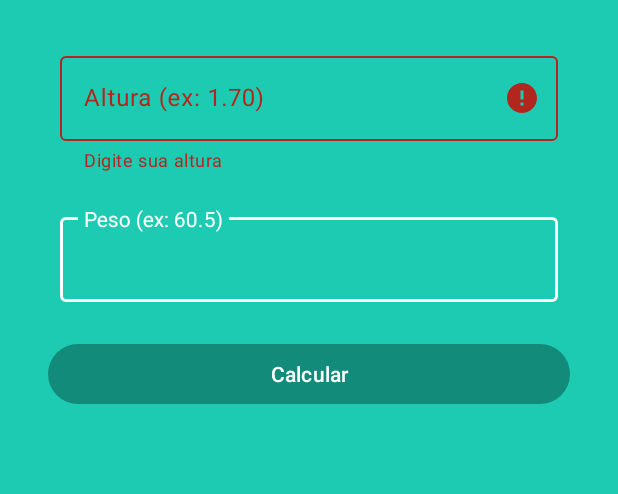
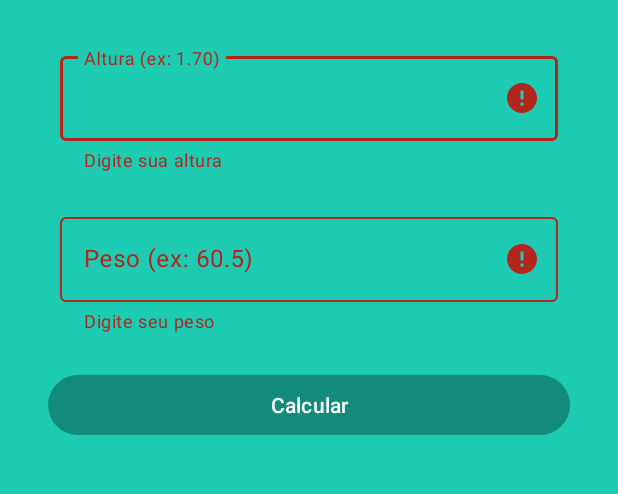
Before and after one commit to wsJoao/BMICalculator, an Android app: the screen it shows after launch (MainActivity), after a tap on "Calcular", on a phone screen of 412 x 824 dp, the part 494-988 px from its top. Run offline under Robolectric (Android 15) with nearby library versions, the phone set to English and light mode, and no system bars.

Commit message:
added viewModel

```diff
--- a/app/src/main/java/com/jppin/calculadoraimc/MainActivity.kt
+++ b/app/src/main/java/com/jppin/calculadoraimc/MainActivity.kt
@@ -1,53 +1,47 @@
 package com.jppin.calculadoraimc
 
-import android.content.Intent
 import android.os.Bundle
 import androidx.appcompat.app.AppCompatActivity
 import com.jppin.calculadoraimc.data.Inputs
+import com.jppin.calculadoraimc.data.MainViewModel
+import com.jppin.calculadoraimc.data.NavigationHelper.navigateToResult
 import com.jppin.calculadoraimc.databinding.ActivityMainBinding
 
 class MainActivity : AppCompatActivity() {
 
     private lateinit var binding: ActivityMainBinding
+    private val viewModel = MainViewModel()
 
     override fun onCreate(savedInstanceState: Bundle?) {
         super.onCreate(savedInstanceState)
         binding = ActivityMainBinding.inflate(layoutInflater)
         val view = binding.root
         setContentView(view)
+        setObservers()
+        setListeners()
+    }
+    private fun setObservers() {
+        viewModel.inputData.observe(this) { inputData ->
+            binding.etWeight.setText(inputData.weight)
+            binding.etHeight.setText(inputData.height)
 
-       binding.btnCalculate.setOnClickListener {
-           val weightInput =  binding.TextInputEditPeso.text.toString()
-           val heightInput = binding.TextInputEditAltura.text.toString()
+            binding.tilWeight.error = inputData.errorWeight
+            binding.tilHeight.error = inputData.errorHeight
 
-            if (validateFields(weightInput, heightInput)) {
-                val inputs = Inputs(weightInput, heightInput)
-                val openResult = Intent(this, Result::class.java).apply {
-                    putExtra("input_data", inputs)
-                }
-                clearForm()
-                startActivity(openResult)
+        }
+    }
+    private fun setListeners(){
+        binding.btnCalculate.setOnClickListener {
+            val weight = binding.etWeight.text.toString()
+            val height = binding.etHeight.text.toString()
+
+            viewModel.updateInputs(weight, height, this)
+
+            if(viewModel.inputData.value?.isValid == true){
+                val inputs = Inputs(weight, height)
+                navigateToResult(this, inputs)
+                viewModel.clearInputs()
             }
         }
     }
-        private fun validateFields(bodyWeightInput: String, heightInput: String): Boolean {
-            binding.textInputPesoLayout.error = null
-            binding.textInputAlturaLayout.error = null
-
-            if (heightInput.isEmpty()) {
-                binding.textInputAlturaLayout.error = getString(R.string.error_altura_empty)
-                return false
-            }
-            if (bodyWeightInput.isEmpty()) {
-                binding.textInputPesoLayout.error = getString(R.string.error_peso_empty)
-                return false
-            }
-
-            return true
-        }
-
-        private fun clearForm() {
-            binding.TextInputEditAltura.text = null
-            binding.TextInputEditPeso.text = null
-        }
-    }
+}
--- /dev/null
+++ b/app/src/main/java/com/jppin/calculadoraimc/data/MainViewModel.kt
@@ -0,0 +1,36 @@
+package com.jppin.calculadoraimc.data
+
+import android.content.Context
+import android.os.Parcelable
+import androidx.lifecycle.MutableLiveData
+import androidx.lifecycle.ViewModel
+import com.jppin.calculadoraimc.R
+import kotlinx.parcelize.Parcelize
+
+class MainViewModel : ViewModel() {
+    val inputData: MutableLiveData<Inputs> by lazy {
+        MutableLiveData<Inputs>()
+    }
+
+    fun updateInputs(weight: String, height: String, context: Context) {
+        val weightError =
+            if (weight.isBlank()) context.getString(R.string.error_peso_empty) else null
+        val heightError =
+            if (height.isBlank()) context.getString(R.string.error_altura_empty) else null
+
+        val isValid = weightError == null && heightError == null
+        inputData.value = Inputs(weight, height, isValid, weightError, heightError)
+    }
+    fun clearInputs() {
+        inputData.value = Inputs()
+    }
+}
+
+@Parcelize
+data class Inputs(
+    val weight: String = " ",
+    val height: String = " ",
+    val isValid: Boolean = false,
+    val errorWeight: String? = null,
+    val errorHeight: String? = null
+) : Parcelable
--- a/app/src/main/res/layout/activity_main.xml
+++ b/app/src/main/res/layout/activity_main.xml
@@ -1,10 +1,15 @@
 <?xml version="1.0" encoding="utf-8"?>
-<androidx.constraintlayout.widget.ConstraintLayout xmlns:android="http://schemas.android.com/apk/res/android"
+<ScrollView
+    xmlns:android="http://schemas.android.com/apk/res/android"
     xmlns:app="http://schemas.android.com/apk/res-auto"
     xmlns:tools="http://schemas.android.com/tools"
+    android:layout_width="match_parent"
+    android:layout_height="match_parent">
+
+<androidx.constraintlayout.widget.ConstraintLayout
     android:id="@+id/main"
     android:layout_width="match_parent"
-    android:layout_height="match_parent"
+    android:layout_height="wrap_content"
     android:background="@color/background"
     tools:context=".MainActivity">
 
@@ -32,11 +37,11 @@
         app:layout_constraintEnd_toEndOf="parent"
         app:layout_constraintHorizontal_bias="0.5"
         app:layout_constraintStart_toStartOf="parent"
-        app:layout_constraintTop_toBottomOf="@+id/textInputPesoLayout"
+        app:layout_constraintTop_toBottomOf="@+id/til_weight"
         tools:ignore="VisualLintButtonSize,TextContrastCheck" />
 
     <com.google.android.material.textfield.TextInputLayout
-        android:id="@+id/textInputPesoLayout"
+        android:id="@+id/til_weight"
         android:layout_width="0dp"
         android:layout_height="wrap_content"
         android:layout_marginStart="32dp"
@@ -51,10 +56,10 @@
         app:layout_constraintEnd_toEndOf="parent"
         app:layout_constraintHorizontal_bias="0.5"
         app:layout_constraintStart_toStartOf="parent"
-        app:layout_constraintTop_toBottomOf="@+id/textInputAlturaLayout">
+        app:layout_constraintTop_toBottomOf="@+id/til_height">
 
         <com.google.android.material.textfield.TextInputEditText
-            android:id="@+id/TextInputEditPeso"
+            android:id="@+id/et_weight"
             android:layout_width="match_parent"
             android:layout_height="wrap_content"
             android:hint="@string/hintPeso"
@@ -64,7 +69,7 @@
     </com.google.android.material.textfield.TextInputLayout>
 
     <com.google.android.material.textfield.TextInputLayout
-        android:id="@+id/textInputAlturaLayout"
+        android:id="@+id/til_height"
         android:layout_width="0dp"
         android:layout_height="wrap_content"
         android:layout_marginStart="32dp"
@@ -80,7 +85,7 @@
         app:layout_constraintTop_toBottomOf="@+id/imageLogo">
 
         <com.google.android.material.textfield.TextInputEditText
-            android:id="@+id/TextInputEditAltura"
+            android:id="@+id/et_height"
             android:layout_width="match_parent"
             android:layout_height="wrap_content"
             android:hint="@string/hintAltura"
@@ -90,3 +95,4 @@
     </com.google.android.material.textfield.TextInputLayout>
 
 </androidx.constraintlayout.widget.ConstraintLayout>
+    </ScrollView>
```
Also changed, not shown: app/src/main/java/com/jppin/calculadoraimc/Result.kt (+16 -32 lines), app/src/main/java/com/jppin/calculadoraimc/data/Inputs.kt (deleted, +0 -10 lines), app/src/main/java/com/jppin/calculadoraimc/data/IntentProcessor.kt (added, +14 -0 lines), app/src/main/java/com/jppin/calculadoraimc/data/NavigationHelper.kt (added, +14 -0 lines), app/src/main/java/com/jppin/calculadoraimc/data/ResultViewModel.kt (added, +30 -0 lines), app/src/main/res/layout/activity_result.xml (+10 -4 lines).
